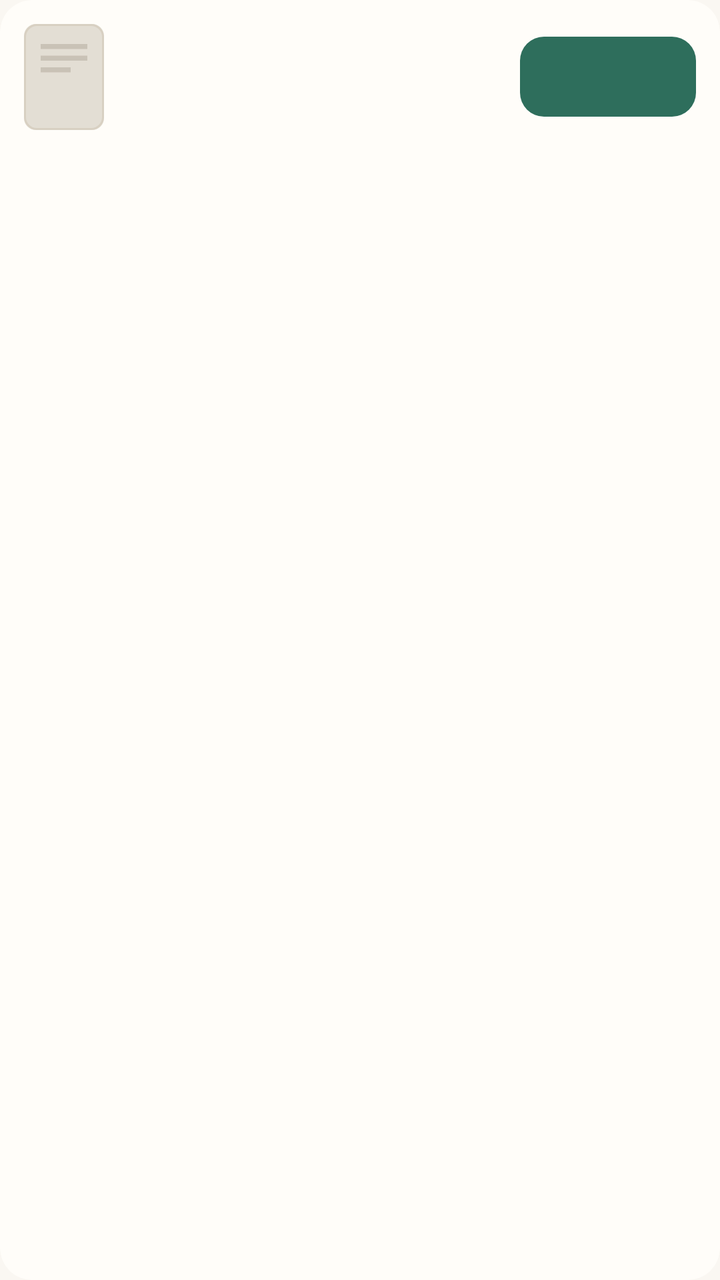
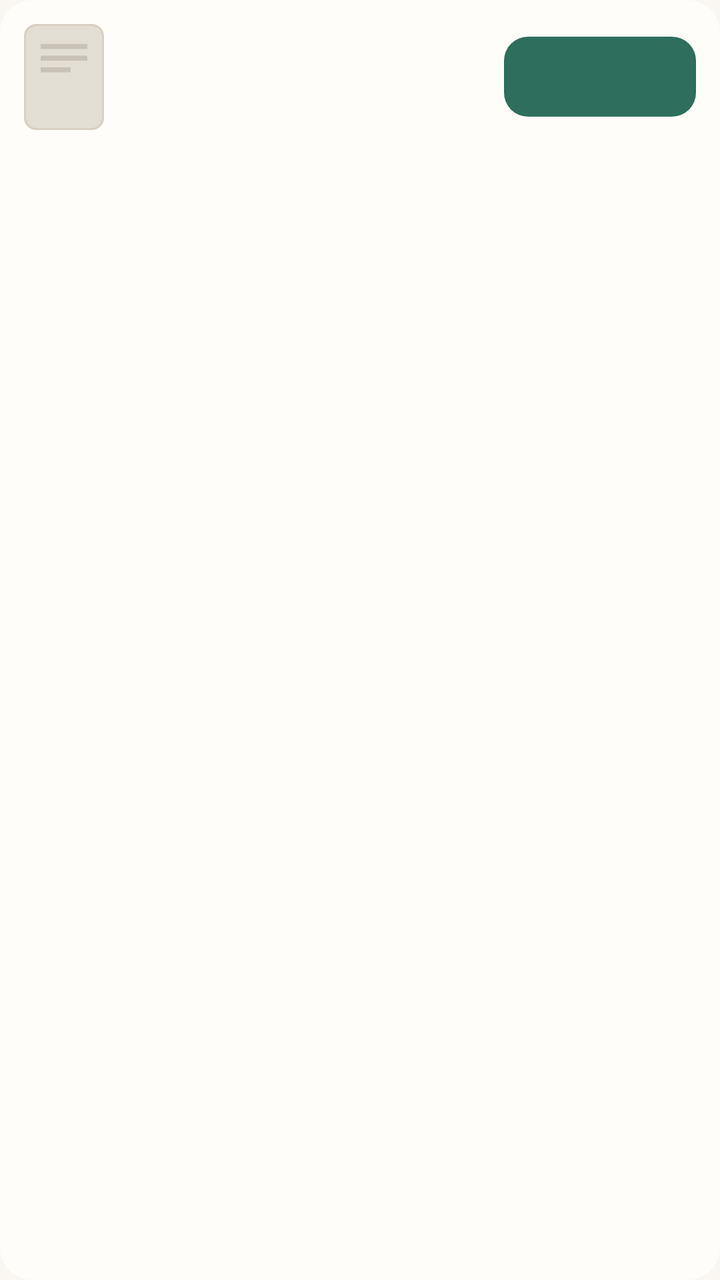

An Android layout rendered at two revisions. The XML below is the earlier revision; the diff shows what the commit changed to produce the second picture.
<!-- AndroidManifest.xml: application theme Theme.Bookshelf -->
<!-- res/layout/item_checkin_book.xml -->
<?xml version="1.0" encoding="utf-8"?>
<androidx.cardview.widget.CardView xmlns:android="http://schemas.android.com/apk/res/android"
    xmlns:app="http://schemas.android.com/apk/res-auto"
    style="@style/Widget.Bookshelf.Card"
    android:layout_width="match_parent"
    android:layout_height="wrap_content"
    android:layout_marginHorizontal="@dimen/page_padding_list"
    android:layout_marginVertical="2dp">

    <LinearLayout
        android:layout_width="match_parent"
        android:layout_height="wrap_content"
        android:gravity="center_vertical"
        android:orientation="horizontal"
        android:padding="@dimen/space_md">

        <FrameLayout
            android:id="@+id/cover_box"
            android:layout_width="@dimen/checkin_cover_w"
            android:layout_height="@dimen/checkin_cover_h"
            android:background="@drawable/bg_cover_checkin"
            android:clipToOutline="true"
            android:foreground="@drawable/bg_cover_stroke_checkin">

            <ImageView
                android:id="@+id/iv_cover"
                android:layout_width="match_parent"
                android:layout_height="match_parent"
                android:importantForAccessibility="no"
                android:scaleType="centerCrop"
                android:src="@drawable/ic_cover_placeholder" />
        </FrameLayout>

        <LinearLayout
            android:layout_width="0dp"
            android:layout_height="wrap_content"
            android:layout_marginStart="@dimen/space_md"
            android:layout_marginEnd="@dimen/space_sm"
            android:layout_weight="1"
            android:orientation="vertical">

            <TextView
                android:id="@+id/tv_title"
                android:layout_width="match_parent"
                android:layout_height="wrap_content"
                android:ellipsize="end"
                android:maxLines="1"
                android:textColor="?attr/on_surface"
                android:textSize="@dimen/text_row_value" />

            <TextView
                android:id="@+id/tv_subtitle"
                android:layout_width="match_parent"
                android:layout_height="wrap_content"
                android:layout_marginTop="2dp"
                android:ellipsize="end"
                android:maxLines="1"
                android:textColor="?attr/on_surface_variant"
                android:textSize="@dimen/text_caption_large" />
        </LinearLayout>

        <com.google.android.material.button.MaterialButton
            android:id="@+id/btn_checkin"
            style="@style/Widget.Bookshelf.Button"
            android:layout_width="wrap_content"
            android:layout_height="48dp"
            android:insetBottom="4dp"
            android:insetLeft="0dp"
            android:insetRight="0dp"
            android:insetTop="4dp"
            android:minHeight="48dp"
            android:minWidth="88dp"
            android:paddingHorizontal="@dimen/space_md" />
    </LinearLayout>
</androidx.cardview.widget.CardView>
<!-- resources referenced by this layout -->
<resources>
  <dimen name="checkin_cover_h">53dp</dimen>
  <dimen name="checkin_cover_w">40dp</dimen>
  <dimen name="page_padding_list">12dp</dimen>
  <dimen name="space_md">12dp</dimen>
  <dimen name="space_sm">8dp</dimen>
  <dimen name="text_caption_large">12sp</dimen>
  <dimen name="text_row_value">15sp</dimen>
  <!-- drawable bg_cover_checkin (drawable) -->
  <?xml version="1.0" encoding="utf-8"?>
  <shape xmlns:android="http://schemas.android.com/apk/res/android" android:shape="rectangle">
      <solid android:color="@color/cover_placeholder_bg" />
      <corners android:radius="@dimen/radius_xs" />
  </shape>
  <color name="cover_placeholder_bg">#E9E3D8</color>
  <dimen name="radius_xs">6dp</dimen>
  <style name="ShapeAppearance.Bookshelf.Medium" parent="ShapeAppearance.Material3.Corner.Medium">
          <item name="cornerSize">@dimen/radius_md</item>
      </style>
  <dimen name="text_body_small">13sp</dimen>
  <dimen name="radius_md">12dp</dimen>
  <dimen name="card_corner">16dp</dimen>
  <color name="primary">#2E6E5C</color>
  <color name="primary_dark">#1F4D40</color>
  <color name="accent">#C08A3E</color>
  <color name="chip_bg">#E8F0ED</color>
  <color name="green_container">#E6F0EC</color>
  <color name="green_on_container">#1C4A3E</color>
  <color name="green_page">#FAF7F2</color>
  <color name="green_surface">#FFFDF9</color>
  <color name="green_surface_dim">#F3EEE6</color>
  <color name="green_outline">#E6E0D5</color>
  <color name="green_outline_strong">#D8D0C2</color>
  <color name="bg_page">#FAF7F2</color>
  <dimen name="text_caption">11sp</dimen>
  <color name="surface">#FFFDF9</color>
  <color name="surface_dim">#F4F0E9</color>
  <color name="outline">#E6E0D5</color>
  <color name="outline_strong">#CFC5B4</color>
  <color name="text_main">#2B2B2B</color>
  <color name="text_sub">#6B6660</color>
  <color name="accent_text">#8A5A1A</color>
  <color name="dock_surface">#FFFFFF</color>
  <style name="Widget.Bookshelf.MaterialCard" parent="Widget.Material3.CardView.Outlined">
          <item name="cardCornerRadius">@dimen/card_corner</item>
          <item name="cardElevation">0dp</item>
          <item name="strokeColor">?attr/outline</item>
          <item name="strokeWidth">1dp</item>
      </style>
  <style name="Widget.Bookshelf.ChipGroup" parent="Widget.Material3.ChipGroup">
          <item name="chipSpacingHorizontal">8dp</item>
          <item name="chipSpacingVertical">4dp</item>
          <item name="singleLine">false</item>
      </style>
  <style name="ThemeOverlay.Bookshelf.BottomSheet" parent="ThemeOverlay.Material3.BottomSheetDialog">
          <item name="bottomSheetStyle">@style/Widget.Bookshelf.BottomSheet</item>
      </style>
  <style name="ShapeAppearance.Bookshelf.Pill" parent="ShapeAppearance.Material3.Corner.Full">
          <item name="cornerSize">50%</item>
      </style>
  <style name="TextAppearance.Bookshelf.DialogTitle" parent="MaterialAlertDialog.Material3.Title.Text">
          <item name="android:textSize">@dimen/text_title_toolbar</item>
          <item name="android:textStyle">bold</item>
          <item name="android:textColor">?attr/on_surface</item>
      </style>
  <style name="Widget.Bookshelf.Button.Dialog" parent="Widget.Material3.Button.TextButton.Dialog">
          <item name="android:textSize">@dimen/text_body_small</item>
          <item name="android:textAllCaps">false</item>
      </style>
  <style name="ShapeAppearance.Bookshelf.Dialog" parent="ShapeAppearance.Material3.Corner.Large">
          <item name="cornerSize">@dimen/radius_2xl</item>
      </style>
  <style name="Widget.Bookshelf.BottomSheet" parent="Widget.Material3.BottomSheet.Modal">
          <item name="shapeAppearance">@style/ShapeAppearance.Bookshelf.BottomSheet</item>
          <item name="backgroundTint">?attr/surface</item>
          
          <item name="elevationOverlayEnabled">false</item>
      </style>
  <dimen name="text_title_toolbar">16sp</dimen>
  <dimen name="radius_2xl">24dp</dimen>
  <!-- unchanged entries left out for length: 11 -->
</resources>

<!-- the commit's change to res/layout/item_checkin_book.xml (unified diff, before → after) -->
@@ -59,17 +59,19 @@
                 android:textSize="@dimen/text_caption_large" />
         </LinearLayout>
 
+        
         <com.google.android.material.button.MaterialButton
             android:id="@+id/btn_checkin"
             style="@style/Widget.Bookshelf.Button"
-            android:layout_width="wrap_content"
+            android:layout_width="@dimen/checkin_button_w"
             android:layout_height="48dp"
             android:insetBottom="4dp"
             android:insetLeft="0dp"
             android:insetRight="0dp"
             android:insetTop="4dp"
+            android:maxLines="1"
             android:minHeight="48dp"
-            android:minWidth="88dp"
+            android:minWidth="0dp"
             android:paddingHorizontal="@dimen/space_md" />
     </LinearLayout>
 </androidx.cardview.widget.CardView>
<!-- resource entries referenced after the edit -->
@@ -1,5 +1,6 @@
 <!-- resources referenced by this layout -->
 <resources>
+  <dimen name="checkin_button_w">96dp</dimen>
   <dimen name="checkin_cover_h">53dp</dimen>
   <dimen name="checkin_cover_w">40dp</dimen>
   <dimen name="page_padding_list">12dp</dimen>
